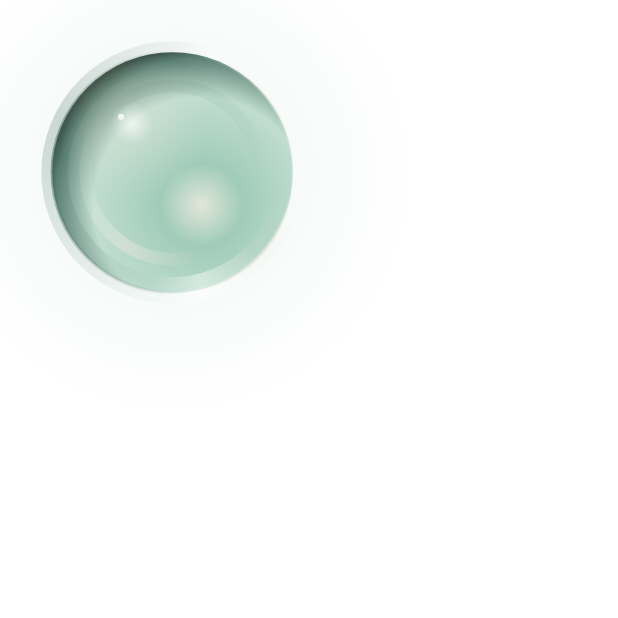
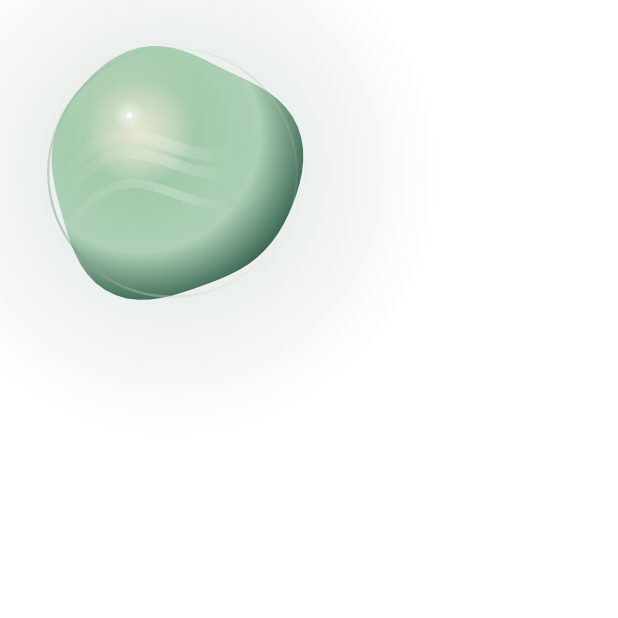
Before and after one commit to GWSDeveloper/SIA, an Android app built with Jetpack Compose: the composable AnimatedOrb shown on its own in the app's theme, on a phone screen of 412 x 824 dp, the top half of it. Run offline under Robolectric (Android 15) with nearby library versions, the light colour scheme and no system bars.

Commit message:
Make SIA orb an organic, animated light form

```diff
--- a/app/src/main/java/com/example/ui/components/AnimatedOrb.kt
+++ b/app/src/main/java/com/example/ui/components/AnimatedOrb.kt
@@ -20,18 +20,19 @@ import androidx.compose.ui.Modifier
 import androidx.compose.ui.geometry.Offset
 import androidx.compose.ui.graphics.Brush
 import androidx.compose.ui.graphics.Color
+import androidx.compose.ui.graphics.Path
 import androidx.compose.ui.graphics.drawscope.Stroke
 import androidx.compose.ui.platform.testTag
 import androidx.compose.ui.unit.Dp
 import androidx.compose.ui.unit.dp
 import com.example.speech.AssistantVisualState
+import kotlin.math.PI
 import kotlin.math.cos
 import kotlin.math.sin
 
 /**
- * A softly illuminated glass-like sphere. The sphere itself is built from layered
- * radial/sweep gradients and a moving specular highlight; fine orbital strokes are
- * intentionally subtle so it reads as a physical object, not a neon HUD.
+ * Organic animated light-form for SIA. The silhouette gently morphs while
+ * luminous currents drift through it; no hard sci-fi rings or static marble look.
  */
 @Composable
 fun AnimatedOrb(
@@ -41,194 +42,161 @@ fun AnimatedOrb(
     audioLevel: Float = 0f,
     onClick: () -> Unit = {}
 ) {
-    val transition = rememberInfiniteTransition(label = "sia_glass_orb")
-    val rotation by transition.animateFloat(
-        initialValue = 0f,
-        targetValue = 360f,
-        animationSpec = infiniteRepeatable(
-            animation = tween(
-                durationMillis = when (state) {
-                    AssistantVisualState.THINKING, AssistantVisualState.EXECUTING -> 7200
-                    AssistantVisualState.LISTENING -> 4400
-                    AssistantVisualState.SPEAKING -> 5600
-                    else -> 18000
-                },
-                easing = LinearEasing
-            ),
-            repeatMode = RepeatMode.Restart
-        ),
-        label = "orb_rotation"
+    val motion = rememberInfiniteTransition(label = "sia_living_light")
+    val drift by motion.animateFloat(
+        initialValue = 0f, targetValue = (2f * PI).toFloat(),
+        animationSpec = infiniteRepeatable(tween(
+            durationMillis = when (state) {
+                AssistantVisualState.THINKING, AssistantVisualState.EXECUTING -> 5000
+                AssistantVisualState.LISTENING -> 2400
+                AssistantVisualState.SPEAKING -> 3000
+                else -> 9000
+            }, easing = LinearEasing
+        )), label = "drifting_currents"
     )
-    val breathe by transition.animateFloat(
-        initialValue = 0.985f,
+    val breathe by motion.animateFloat(
+        initialValue = 0.94f,
         targetValue = when (state) {
-            AssistantVisualState.LISTENING -> 1.045f
-            AssistantVisualState.SPEAKING -> 1.035f
-            AssistantVisualState.THINKING, AssistantVisualState.EXECUTING -> 1.018f
-            AssistantVisualState.ERROR -> 0.985f
-            else -> 1.012f
+            AssistantVisualState.LISTENING -> 1.09f
+            AssistantVisualState.SPEAKING -> 1.075f
+            AssistantVisualState.THINKING, AssistantVisualState.EXECUTING -> 1.045f
+            AssistantVisualState.PREPARING -> 1.025f
+            AssistantVisualState.ERROR -> 0.97f
+            else -> 1.015f
         },
-        animationSpec = infiniteRepeatable(
-            animation = tween(
-                durationMillis = when (state) {
-                    AssistantVisualState.LISTENING -> 1250
-                    AssistantVisualState.SPEAKING -> 1500
-                    else -> 3400
-                },
-                easing = FastOutSlowInEasing
-            ),
-            repeatMode = RepeatMode.Reverse
-        ),
-        label = "orb_breathe"
+        animationSpec = infiniteRepeatable(tween(
+            durationMillis = when (state) {
+                AssistantVisualState.LISTENING -> 760
+                AssistantVisualState.SPEAKING -> 900
+                AssistantVisualState.THINKING, AssistantVisualState.EXECUTING -> 1400
+                else -> 2600
+            }, easing = FastOutSlowInEasing
+        ), repeatMode = RepeatMode.Reverse), label = "breathing"
     )
-    val ripple by transition.animateFloat(
-        initialValue = 0f,
-        targetValue = 1f,
-        animationSpec = infiniteRepeatable(
-            animation = tween(
-                durationMillis = if (state == AssistantVisualState.LISTENING) 1800 else 3200,
-                easing = LinearEasing
-            ),
-            repeatMode = RepeatMode.Restart
-        ),
-        label = "orb_ripple"
+    val wave by motion.animateFloat(
+        initialValue = 0f, targetValue = 1f,
+        animationSpec = infiniteRepeatable(tween(
+            durationMillis = if (state == AssistantVisualState.LISTENING) 1200 else 2500,
+            easing = LinearEasing
+        )), label = "ambient_wave"
     )
-
-    val (light, mid, deep) = when (state) {
-        AssistantVisualState.PREPARING -> Triple(Color(0xFFF0D5A7), Color(0xFFC4A477), Color(0xFF665B4C))
-        AssistantVisualState.ERROR -> Triple(Color(0xFFF0B3A8), Color(0xFFC78076), Color(0xFF684A48))
-        AssistantVisualState.PAUSED -> Triple(Color(0xFFC5CCC4), Color(0xFF8F9B91), Color(0xFF424A44))
-        AssistantVisualState.LISTENING -> Triple(Color(0xFFC7E5D6), Color(0xFF83BDA6), Color(0xFF345C50))
-        AssistantVisualState.THINKING, AssistantVisualState.EXECUTING -> Triple(Color(0xFFC7DDD3), Color(0xFF8EB6A6), Color(0xFF3B5F55))
-        AssistantVisualState.SPEAKING -> Triple(Color(0xFFE4D6BB), Color(0xFF9BC5B0), Color(0xFF46695C))
-        AssistantVisualState.IDLE -> Triple(Color(0xFFE1E5D8), Color(0xFF9BC9B5), Color(0xFF3C6658))
+    val (highlight, mid, shadow) = when (state) {
+        AssistantVisualState.PREPARING -> Triple(Color(0xFFF0D5B0), Color(0xFFC5A27B), Color(0xFF6C5140))
+        AssistantVisualState.ERROR -> Triple(Color(0xFFF1B8AA), Color(0xFFC98275), Color(0xFF69413C))
+        AssistantVisualState.PAUSED -> Triple(Color(0xFFD0D2C6), Color(0xFF969D8E), Color(0xFF454B42))
+        AssistantVisualState.LISTENING -> Triple(Color(0xFFD4E8C9), Color(0xFF8CC7A7), Color(0xFF315C4A))
+        AssistantVisualState.THINKING, AssistantVisualState.EXECUTING -> Triple(Color(0xFFD2E2CF), Color(0xFF91BFA8), Color(0xFF3B6757))
+        AssistantVisualState.SPEAKING -> Triple(Color(0xFFE6D7B9), Color(0xFFA4C8A9), Color(0xFF426A55))
+        AssistantVisualState.IDLE -> Triple(Color(0xFFE3E4D0), Color(0xFF9FC8A7), Color(0xFF3E6B56))
     }
 
     Box(
         modifier = modifier.size(size).testTag("animated_orb_container").clickable(
             interactionSource = remember { MutableInteractionSource() },
-            indication = null,
-            onClick = onClick
+            indication = null, onClick = onClick
         ),
         contentAlignment = Alignment.Center
     ) {
         Canvas(Modifier.size(size)) {
-            val c = Offset(this.size.width / 2f, this.size.height / 2f)
-            val radius = this.size.minDimension * 0.345f
-            val scale = breathe + (audioLevel.coerceIn(0f, 1f) * 0.035f)
+            val center = Offset(this.size.width / 2f, this.size.height / 2f)
+            val radius = this.size.minDimension * 0.355f
+            val audio = audioLevel.coerceIn(0f, 1f)
+            val scale = breathe + audio * 0.055f
             val r = radius * scale
 
-            // Atmospheric halo: broad and soft, never a hard neon ring.
             drawCircle(
                 brush = Brush.radialGradient(
-                    0f to light.copy(alpha = if (state == AssistantVisualState.LISTENING) 0.22f else 0.14f),
-                    0.56f to mid.copy(alpha = 0.075f),
+                    0f to mid.copy(alpha = 0.22f + audio * 0.10f),
+                    0.48f to shadow.copy(alpha = 0.10f),
                     1f to Color.Transparent,
-                    center = c,
-                    radius = r * 2.0f
+                    center = center,
+                    radius = r * (2.15f + wave * 0.10f)
                 ),
-                radius = r * 2.0f,
-                center = c
+                radius = r * (2.15f + wave * 0.10f), center = center
             )
 
             if (state == AssistantVisualState.LISTENING || state == AssistantVisualState.SPEAKING) {
-                val waveRadius = r * (1.16f + ripple * 0.56f)
+                val waveR = r * (1.18f + wave * 0.58f)
                 drawCircle(
-                    color = light.copy(alpha = (1f - ripple) * 0.24f),
-                    radius = waveRadius,
-                    center = c,
-                    style = Stroke(width = 1.2.dp.toPx())
+                    color = mid.copy(alpha = (1f - wave) * 0.22f),
+                    radius = waveR, center = center, style = Stroke(width = 1.4.dp.toPx())
                 )
             }
 
-            // Sphere body: dark rim + layered volume shading.
-            drawCircle(
+            // Morph the silhouette subtly instead of showing a perfectly static sphere.
+            val silhouette = Path()
+            val points = 72
+            for (i in 0 until points) {
+                val a = (i.toFloat() / points) * (2f * PI).toFloat()
+                val wobble = 1f +
+                    0.055f * sin(a * 3f + drift).toFloat() +
+                    0.026f * sin(a * 5f - drift * 1.37f).toFloat() +
+                    0.014f * cos(a * 2f + drift * 0.72f).toFloat()
+                val rr = r * wobble
+                val x = center.x + cos(a).toFloat() * rr
+                val y = center.y + sin(a).toFloat() * rr
+                if (i == 0) silhouette.moveTo(x, y) else silhouette.lineTo(x, y)
+            }
+            silhouette.close()
+            drawPath(
+                path = silhouette,
                 brush = Brush.radialGradient(
-                    0f to light.copy(alpha = 0.96f),
-                    0.24f to mid.copy(alpha = 0.94f),
-                    0.63f to mid.copy(alpha = 0.60f),
-                    0.86f to deep.copy(alpha = 0.82f),
-                    1f to Color(0xFF111713),
-                    center = Offset(c.x + r * 0.24f, c.y + r * 0.27f),
-                    radius = r * 1.42f
-                ),
-                radius = r,
-                center = c
+                    0f to highlight.copy(alpha = 0.96f),
+                    0.28f to mid.copy(alpha = 0.96f),
+                    0.62f to mid.copy(alpha = 0.80f),
+                    0.86f to shadow.copy(alpha = 0.94f),
+                    1f to Color(0xFF17221A),
+                    center = Offset(center.x - r * 0.26f, center.y - r * 0.32f),
+                    radius = r * 1.55f
+                )
             )
 
-            // Translucent flowing ribbons across the sphere.
-            val angle = Math.toRadians(rotation.toDouble())
-            val ribbonCenter = Offset(
-                c.x + (cos(angle) * r * 0.20).toFloat(),
-                c.y + (sin(angle) * r * 0.17).toFloat()
-            )
-            drawCircle(
-                brush = Brush.sweepGradient(
-                    0f to Color.Transparent,
-                    0.12f to light.copy(alpha = 0.12f),
-                    0.23f to Color.White.copy(alpha = 0.46f),
-                    0.31f to mid.copy(alpha = 0.08f),
-                    0.58f to deep.copy(alpha = 0.24f),
-                    0.78f to Color.Transparent,
-                    1f to Color.Transparent,
-                    center = ribbonCenter
-                ),
-                radius = r * 0.98f,
-                center = c,
-                style = Stroke(width = r * 0.22f)
-            )
-            drawCircle(
-                brush = Brush.sweepGradient(
-                    0f to Color.Transparent,
-                    0.20f to mid.copy(alpha = 0.05f),
-                    0.34f to light.copy(alpha = 0.58f),
-                    0.42f to Color.White.copy(alpha = 0.16f),
-                    0.68f to deep.copy(alpha = 0.12f),
-                    1f to Color.Transparent,
-                    center = c
-                ),
-                radius = r * 0.72f,
-                center = c,
-                style = Stroke(width = r * 0.105f)
-            )
+            // Three soft currents drift across the form and brighten with live audio.
+            for (i in 0..2) {
+                val y = center.y + (i - 1) * r * 0.34f + sin(drift + i * 1.7f).toFloat() * r * 0.12f
+                val path = Path().apply {
+                    moveTo(center.x - r * 0.82f, y + r * 0.18f)
+                    cubicTo(
+                        center.x - r * 0.24f, y - r * (0.52f + 0.06f * i),
+                        center.x + r * 0.18f, y + r * (0.52f - 0.05f * i),
+                        center.x + r * 0.82f, y - r * 0.16f
+                    )
+                }
+                drawPath(
+                    path = path,
+                    brush = Brush.horizontalGradient(
+                        listOf(Color.Transparent, highlight.copy(alpha = 0.18f + audio * 0.16f), Color.White.copy(alpha = 0.24f), mid.copy(alpha = 0.18f), Color.Transparent),
+                        startX = center.x - r, endX = center.x + r
+                    ),
+                    style = Stroke(width = r * (0.10f - i * 0.015f))
+                )
+            }
 
-            // Glass rim with a moving reflection.
-            drawCircle(
-                brush = Brush.sweepGradient(
-                    0f to Color.White.copy(alpha = 0.05f),
-                    0.12f to light.copy(alpha = 0.70f),
-                    0.22f to Color.White.copy(alpha = 0.12f),
-                    0.52f to deep.copy(alpha = 0.50f),
-                    0.76f to Color.Transparent,
-                    0.91f to light.copy(alpha = 0.42f),
-                    1f to Color.White.copy(alpha = 0.05f),
-                    center = c
-                ),
-                radius = r,
-                center = c,
-                style = Stroke(width = 2.2.dp.toPx())
-            )
-
-            // Specular reflection, intentionally soft and offset from center.
-            val highlight = Offset(
-                c.x - r * (0.31f + cos(angle).toFloat() * 0.045f),
-                c.y - r * (0.38f + sin(angle).toFloat() * 0.035f)
+            val glint = Offset(
+                center.x - r * (0.30f + cos(drift * 0.65f).toFloat() * 0.12f),
+                center.y - r * (0.37f + sin(drift * 0.80f).toFloat() * 0.09f)
             )
             drawCircle(
                 brush = Brush.radialGradient(
-                    0f to Color.White.copy(alpha = 0.70f),
-                    0.28f to light.copy(alpha = 0.28f),
+                    0f to Color.White.copy(alpha = 0.66f),
+                    0.22f to highlight.copy(alpha = 0.35f),
                     1f to Color.Transparent,
-                    center = highlight,
-                    radius = r * 0.62f
+                    center = glint, radius = r * 0.58f
                 ),
-                radius = r * 0.62f,
-                center = highlight
+                radius = r * 0.58f, center = glint
             )
+            drawCircle(Color.White.copy(alpha = 0.70f), radius = r * 0.022f, center = glint)
             drawCircle(
-                color = Color.White.copy(alpha = 0.78f),
-                radius = r * 0.025f,
-                center = Offset(highlight.x - r * 0.09f, highlight.y - r * 0.055f)
+                brush = Brush.sweepGradient(
+                    0f to Color.White.copy(alpha = 0.06f),
+                    0.20f to highlight.copy(alpha = 0.48f),
+                    0.44f to shadow.copy(alpha = 0.32f),
+                    0.72f to Color.Transparent,
+                    0.91f to mid.copy(alpha = 0.32f),
+                    1f to Color.White.copy(alpha = 0.06f),
+                    center = center
+                ),
+                radius = r, center = center, style = Stroke(width = 1.5.dp.toPx())
             )
         }
     }
```
